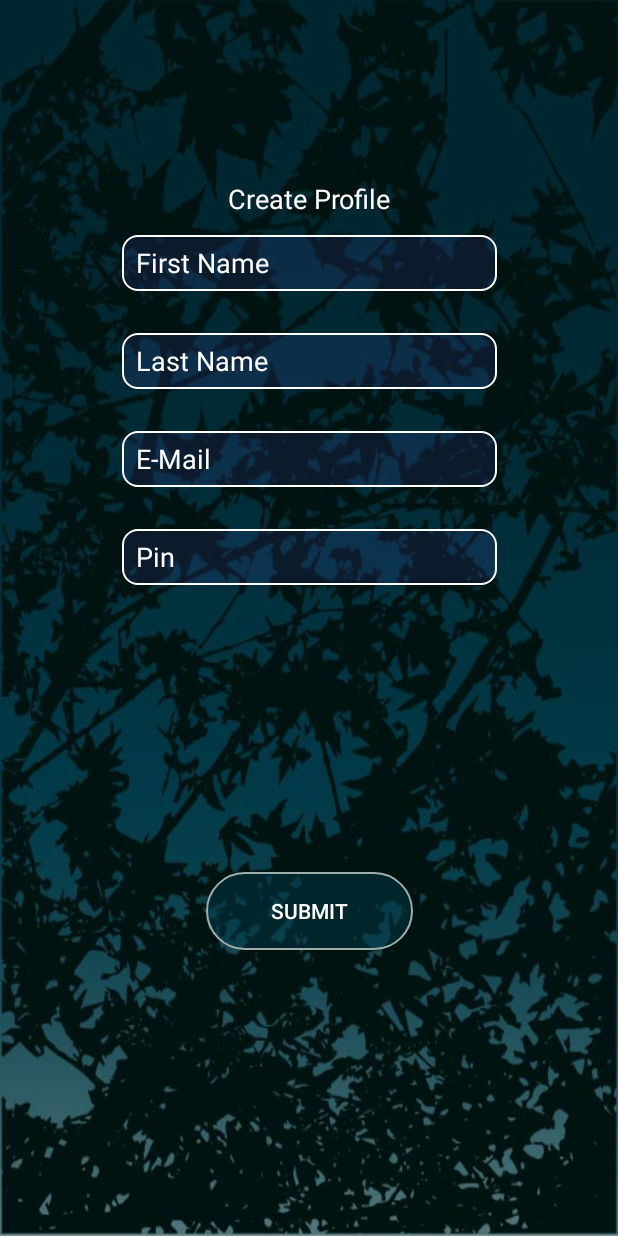
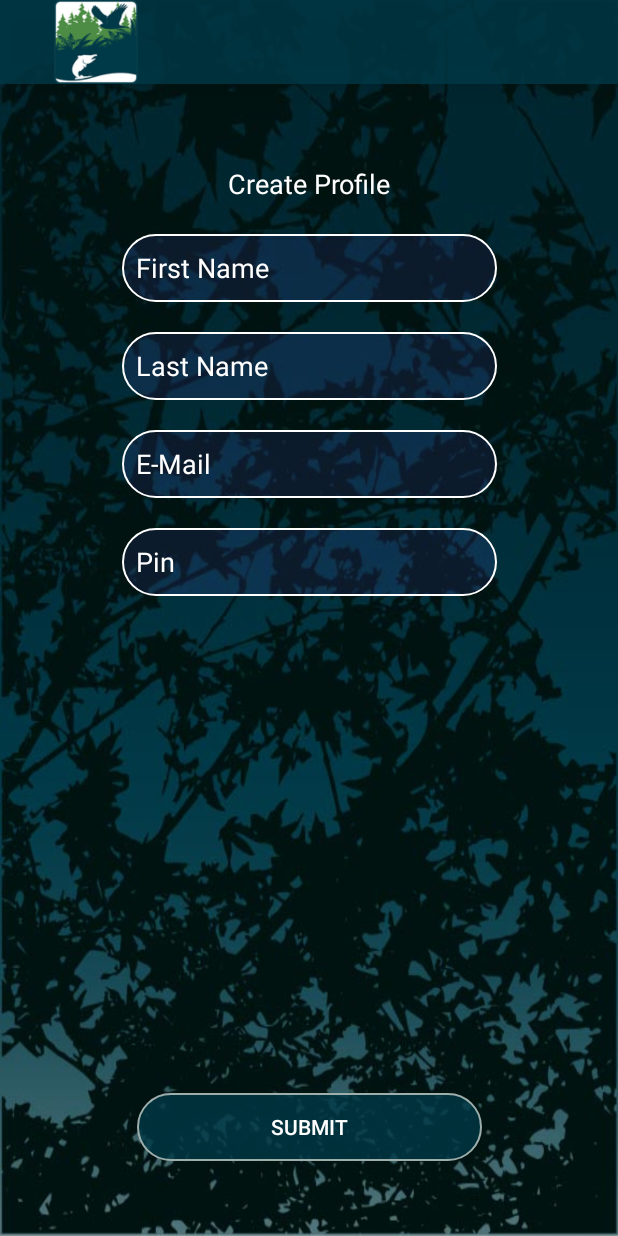
Before and after one commit to MobileApps-Cascadia/northcreekforest-app, an Android app: the accountForm screen opened directly, with no data from a screen before it, on a phone screen of 412 x 824 dp. Run offline under Robolectric (Android 15) with nearby library versions, the phone set to English and light mode, and no system bars.

Commit message:
added new background with logo and fish as well as styled buttons

```diff
--- a/app/build.gradle
+++ b/app/build.gradle
@@ -4,7 +4,7 @@ android {
     compileSdkVersion 28
     defaultConfig {
         applicationId "edu.cascadia.emilio.foncfphoto_points"
-        minSdkVersion 19
+        minSdkVersion 21
         targetSdkVersion 28
         versionCode 1
         versionName "1.0"
--- a/app/src/main/java/edu/cascadia/emilio/foncfphoto_points/accountForm.java
+++ b/app/src/main/java/edu/cascadia/emilio/foncfphoto_points/accountForm.java
@@ -1,12 +1,18 @@
 package edu.cascadia.emilio.foncfphoto_points;
 
 import android.graphics.Color;
+import android.os.Build;
+import android.support.annotation.DrawableRes;
+import android.support.annotation.RequiresApi;
 import android.support.v7.app.AppCompatActivity;
 import android.os.Bundle;
+import android.support.v7.widget.Toolbar;
 import android.widget.Button;
 import android.widget.EditText;
 
+
 public class accountForm extends AppCompatActivity {
+
 
     @Override
     protected void onCreate(Bundle savedInstanceState) {
@@ -14,11 +20,18 @@ public class accountForm extends AppCompatActivity {
         setContentView(R.layout.activity_account_form);
 
         // Get the widget reference for XML layout
+        Toolbar my_toolbar = (Toolbar) findViewById(R.id.my_toolbar);
         EditText first = (EditText) findViewById(R.id.ac_first);
         EditText last = (EditText) findViewById(R.id.ac_last);
         EditText email = (EditText) findViewById(R.id.ac_email);
         EditText pin = (EditText) findViewById(R.id.ac_pin);
         Button button = (Button) findViewById(R.id.profile_button);
+
+        setSupportActionBar(my_toolbar);
+        //getSupportActionBar().setTitle("");
+
+        getSupportActionBar().setIcon(getDrawable(R.drawable.ic_launcher_xhdpi));
+        getSupportActionBar().setDisplayShowTitleEnabled(false);
 
         first.setHintTextColor(Color.WHITE);
         last.setHintTextColor(Color.WHITE);
--- a/app/src/main/res/drawable/text_enter_boarder_background.xml
+++ b/app/src/main/res/drawable/text_enter_boarder_background.xml
@@ -5,5 +5,5 @@
 
     <solid android:color="#215851d9"/>
 
-    <corners android:radius="10dp"/>
+    <corners android:radius="25dp"/>
 </shape>
--- a/app/src/main/res/layout/activity_account_form.xml
+++ b/app/src/main/res/layout/activity_account_form.xml
@@ -5,29 +5,30 @@
     android:layout_width="match_parent"
     android:layout_height="match_parent"
     android:background="@drawable/northcreek_background"
-
     tools:context=".accountForm">
 
+ <include
+     android:id="@+id/my_toolbar"
+     layout="@layout/toolbar" />
 
     <TextView
         android:id="@+id/textView2"
         android:layout_width="wrap_content"
-        android:layout_height="wrap_content"
-        android:layout_marginTop="120dp"
-
+        android:layout_height="26dp"
+        android:layout_marginTop="12dp"
         android:text="Create Profile"
         android:textColor="@android:color/white"
         android:textSize="18sp"
         app:layout_constraintEnd_toEndOf="parent"
         app:layout_constraintStart_toStartOf="parent"
-        app:layout_constraintTop_toTopOf="parent" />
+        app:layout_constraintTop_toTopOf="@+id/guideline" />
 
     <EditText
         android:id="@+id/ac_first"
         android:layout_width="250dp"
-        android:layout_height="37dp"
+        android:layout_height="45dp"
         android:layout_marginStart="8dp"
-        android:layout_marginTop="12dp"
+        android:layout_marginTop="20dp"
         android:layout_marginEnd="8dp"
         android:background="@drawable/text_enter_boarder_background"
         android:ems="10"
@@ -38,14 +39,14 @@
         app:layout_constraintTop_toBottomOf="@+id/textView2" />
 
  <EditText
-        android:background="@drawable/text_enter_boarder_background"
      android:id="@+id/ac_last"
      android:layout_width="250dp"
-        android:layout_height="37dp"
+     android:layout_height="45dp"
      android:layout_marginStart="8dp"
-        android:layout_marginTop="28dp"
+     android:layout_marginTop="20dp"
      android:layout_marginEnd="8dp"
      android:layout_marginBottom="28dp"
+     android:background="@drawable/text_enter_boarder_background"
      android:ems="10"
      android:hint="  Last Name"
      android:inputType="textPersonName"
@@ -55,49 +56,54 @@
      app:layout_constraintTop_toBottomOf="@+id/ac_first" />
 
     <EditText
-        android:background="@drawable/text_enter_boarder_background"
         android:id="@+id/ac_email"
         android:layout_width="250dp"
-        android:layout_height="37dp"
+        android:layout_height="45dp"
         android:layout_marginStart="8dp"
-        android:layout_marginTop="28dp"
+        android:layout_marginTop="20dp"
         android:layout_marginEnd="8dp"
-        android:layout_marginBottom="28dp"
+        android:background="@drawable/text_enter_boarder_background"
         android:ems="10"
         android:hint="  E-Mail"
         android:inputType="textEmailAddress"
         app:layout_constraintEnd_toEndOf="parent"
-        app:layout_constraintHorizontal_bias="0.503"
         app:layout_constraintStart_toStartOf="parent"
         app:layout_constraintTop_toBottomOf="@+id/ac_last" />
 
     <EditText
         android:id="@+id/ac_pin"
         android:layout_width="250dp"
-        android:layout_height="37dp"
+        android:layout_height="45dp"
         android:layout_marginStart="8dp"
-        android:layout_marginTop="28dp"
+        android:layout_marginTop="20dp"
         android:layout_marginEnd="8dp"
         android:background="@drawable/text_enter_boarder_background"
         android:ems="10"
         android:hint="  Pin"
         android:inputType="numberPassword"
         app:layout_constraintEnd_toEndOf="parent"
-        app:layout_constraintHorizontal_bias="0.503"
         app:layout_constraintStart_toStartOf="parent"
         app:layout_constraintTop_toBottomOf="@+id/ac_email" />
 
     <Button
         android:id="@+id/profile_button"
-        android:layout_width="138dp"
-        android:layout_height="52dp"
-        android:layout_marginTop="8dp"
-        android:layout_marginBottom="8dp"
+        android:layout_width="230dp"
+        android:layout_height="45dp"
+        android:layout_marginTop="20dp"
+        android:layout_marginBottom="50dp"
         android:background="@drawable/button_style_one"
         android:text="Submit"
         app:layout_constraintBottom_toBottomOf="parent"
         app:layout_constraintEnd_toEndOf="parent"
         app:layout_constraintStart_toStartOf="parent"
-        app:layout_constraintTop_toBottomOf="@+id/ac_pin" />
+        app:layout_constraintTop_toBottomOf="@+id/ac_pin"
+        app:layout_constraintVertical_bias="1.0" />
+
+    <android.support.constraint.Guideline
+        android:id="@+id/guideline"
+        android:layout_width="wrap_content"
+        android:layout_height="wrap_content"
+        android:orientation="horizontal"
+        app:layout_constraintGuide_begin="98dp" />
 
 </android.support.constraint.ConstraintLayout>
--- a/app/src/main/res/layout/activity_main.xml
+++ b/app/src/main/res/layout/activity_main.xml
@@ -4,14 +4,14 @@
     xmlns:tools="http://schemas.android.com/tools"
     android:layout_width="match_parent"
     android:layout_height="match_parent"
-    android:background="@drawable/landing_background"
+    android:background="@drawable/landing_background_text_fish"
     tools:context=".MainActivity">
 
     <Button
         android:id="@+id/accountForm"
         android:layout_width="230dp"
-        android:layout_height="46dp"
-        android:layout_marginBottom="84dp"
+        android:layout_height="45dp"
+        android:layout_marginBottom="48dp"
         android:background="@drawable/button_style_one"
         android:text="create profile"
         android:textSize="18sp"
@@ -20,19 +20,4 @@
         app:layout_constraintStart_toStartOf="parent"
         tools:textColor="@android:color/white" />
 
-    <ImageView
-        android:id="@+id/imageView2"
-        android:layout_width="wrap_content"
-        android:layout_height="137dp"
-        android:layout_marginTop="48dp"
-        android:layout_marginBottom="8dp"
-        android:contentDescription='logo'
-        app:layout_constraintBottom_toTopOf="@+id/accountForm"
-        app:layout_constraintEnd_toEndOf="parent"
-        app:layout_constraintHorizontal_bias="0.0"
-        app:layout_constraintStart_toStartOf="parent"
-        app:layout_constraintTop_toTopOf="parent"
-        app:layout_constraintVertical_bias="0.715"
-        app:srcCompat="@drawable/landing_logo" />
-
 </android.support.constraint.ConstraintLayout>
--- /dev/null
+++ b/app/src/main/res/layout/toolbar.xml
@@ -0,0 +1,9 @@
+<?xml version="1.0" encoding="utf-8"?>
+<android.support.v7.widget.Toolbar xmlns:android="http://schemas.android.com/apk/res/android"
+    xmlns:app="http://schemas.android.com/apk/res-auto"
+    android:layout_width="match_parent"
+    android:layout_height="?attr/actionBarSize"
+    android:background="@color/colorPrimaryopacity"
+    android:elevation="14dp">
+
+    </android.support.v7.widget.Toolbar>
--- a/app/src/main/res/values/colors.xml
+++ b/app/src/main/res/values/colors.xml
@@ -3,5 +3,5 @@
     <color name="colorPrimary">#4c8c3e</color>
     <color name="colorPrimaryDark">#003947</color>
     <color name="colorAccent">#9daeab</color>
-    <color name="colorPrimaryopacity">#80003947</color>
+    <color name="colorPrimaryopacity">#CC003947</color>
 </resources>
```
Also changed, not shown: app/src/main/res/drawable/ic_launcher_hdpi.png (added), app/src/main/res/drawable/ic_launcher_ldpi.png (added), app/src/main/res/drawable/ic_launcher_mdpi.png (added), app/src/main/res/drawable/ic_launcher_xhdpi.png (added), app/src/main/res/drawable/ic_launcher_xxhdpi.png (added), app/src/main/res/drawable/landing_background_text.jpg (added), app/src/main/res/drawable/landing_background_text_fish.jpg (added). Lines whose indentation alone changed are shown as unchanged.
